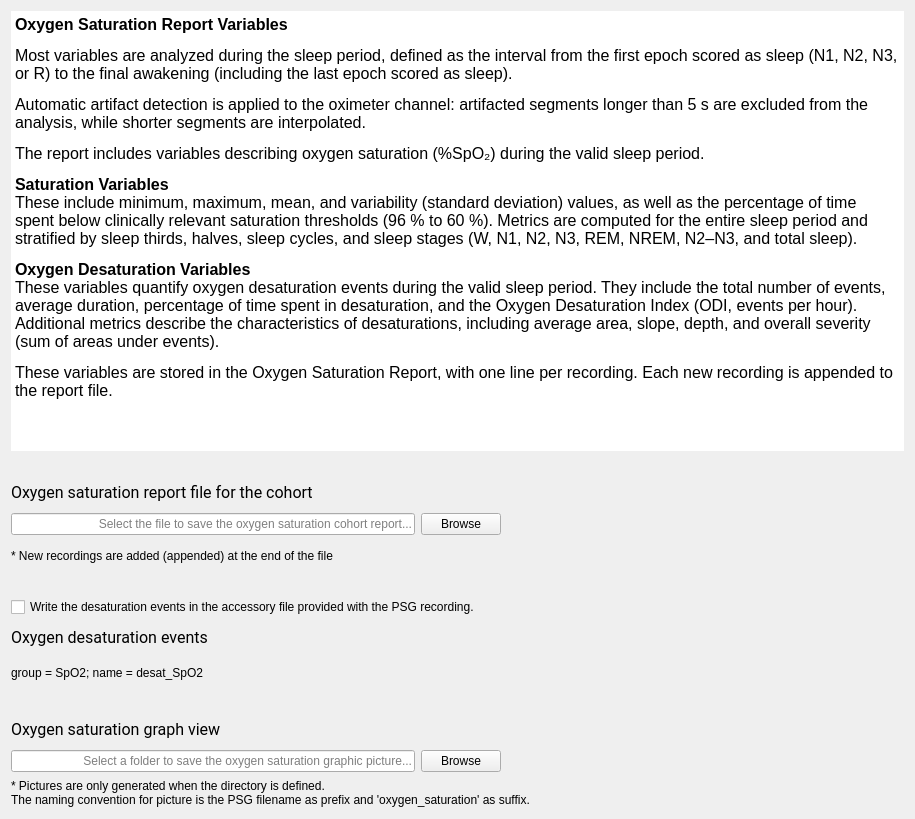
SnoozToolbox/snooz-package-ceams, file tools/CEAMSTools/OxygenSaturationReport/OutputFiles/Ui_OutputFiles.ui: the form before one commit.
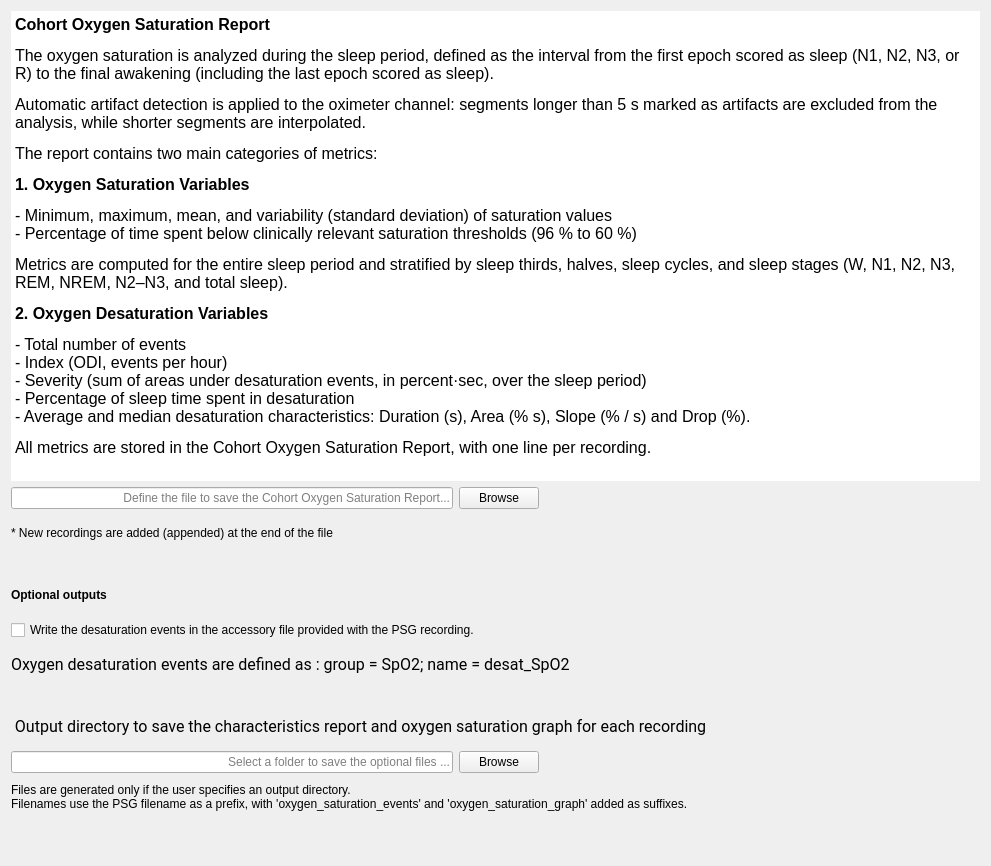
The form after the commit.

Commit message: UI update to reflect ABOSA integration

What changed in the file:
```diff
--- a/tools/CEAMSTools/OxygenSaturationReport/OutputFiles/Ui_OutputFiles.ui
+++ b/tools/CEAMSTools/OxygenSaturationReport/OutputFiles/Ui_OutputFiles.ui
@@ -6,8 +6,8 @@
    <rect>
     <x>0</x>
     <y>0</y>
-    <width>915</width>
-    <height>819</height>
+    <width>991</width>
+    <height>866</height>
    </rect>
   </property>
   <property name="windowTitle">
@@ -28,19 +28,13 @@
      <property name="minimumSize">
       <size>
        <width>0</width>
-       <height>200</height>
+       <height>0</height>
       </size>
      </property>
      <property name="maximumSize">
       <size>
        <width>16777215</width>
-       <height>440</height>
-      </size>
-     </property>
-     <property name="sizeIncrement">
-      <size>
-       <width>10</width>
-       <height>10</height>
+       <height>470</height>
       </size>
      </property>
      <property name="contextMenuPolicy">
@@ -72,44 +66,16 @@
 li.unchecked::marker { content: &quot;\2610&quot;; }
 li.checked::marker { content: &quot;\2612&quot;; }
 &lt;/style&gt;&lt;/head&gt;&lt;body style=&quot; font-family:'Roboto'; font-size:12pt; font-weight:400; font-style:normal;&quot;&gt;
-&lt;p style=&quot; margin-top:12px; margin-bottom:12px; margin-left:0px; margin-right:0px; -qt-block-indent:0; text-indent:0px;&quot;&gt;&lt;span style=&quot; font-weight:700;&quot;&gt;Oxygen Saturation Report Variables&lt;/span&gt;&lt;/p&gt;
-&lt;p style=&quot; margin-top:12px; margin-bottom:12px; margin-left:0px; margin-right:0px; -qt-block-indent:0; text-indent:0px;&quot;&gt;Most variables are analyzed during the sleep period, defined as the interval from the first epoch scored as sleep (N1, N2, N3, or R) to the final awakening (including the last epoch scored as sleep).&lt;/p&gt;
-&lt;p style=&quot; margin-top:12px; margin-bottom:12px; margin-left:0px; margin-right:0px; -qt-block-indent:0; text-indent:0px;&quot;&gt;Automatic artifact detection is applied to the oximeter channel: artifacted segments longer than 5 s are excluded from the analysis, while shorter segments are interpolated.&lt;/p&gt;
-&lt;p style=&quot; margin-top:12px; margin-bottom:12px; margin-left:0px; margin-right:0px; -qt-block-indent:0; text-indent:0px;&quot;&gt;The report includes variables describing oxygen saturation (%SpO₂) during the valid sleep period.&lt;/p&gt;
-&lt;p style=&quot; margin-top:12px; margin-bottom:12px; margin-left:0px; margin-right:0px; -qt-block-indent:0; text-indent:0px;&quot;&gt;&lt;span style=&quot; font-weight:700;&quot;&gt;Saturation Variables&lt;/span&gt;&lt;br /&gt;These include minimum, maximum, mean, and variability (standard deviation) values, as well as the percentage of time spent below clinically relevant saturation thresholds (96 % to 60 %). Metrics are computed for the entire sleep period and stratified by sleep thirds, halves, sleep cycles, and sleep stages (W, N1, N2, N3, REM, NREM, N2–N3, and total sleep).&lt;/p&gt;
-&lt;p style=&quot; margin-top:12px; margin-bottom:12px; margin-left:0px; margin-right:0px; -qt-block-indent:0; text-indent:0px;&quot;&gt;&lt;span style=&quot; font-weight:700;&quot;&gt;Oxygen Desaturation Variables&lt;/span&gt;&lt;br /&gt;These variables quantify oxygen desaturation events during the valid sleep period. They include the total number of events, average duration, percentage of time spent in desaturation, and the Oxygen Desaturation Index (ODI, events per hour). Additional metrics describe the characteristics of desaturations, including average area, slope, depth, and overall severity (sum of areas under events).&lt;/p&gt;
-&lt;p style=&quot; margin-top:12px; margin-bottom:12px; margin-left:0px; margin-right:0px; -qt-block-indent:0; text-indent:0px;&quot;&gt;These variables are stored in the Oxygen Saturation Report, with one line per recording. Each new recording is appended to the report file.&lt;/p&gt;&lt;/body&gt;&lt;/html&gt;</string>
-     </property>
-    </widget>
-   </item>
-   <item>
-    <spacer name="verticalSpacer_2">
-     <property name="orientation">
-      <enum>Qt::Orientation::Vertical</enum>
-     </property>
-     <property name="sizeType">
-      <enum>QSizePolicy::Policy::Preferred</enum>
-     </property>
-     <property name="sizeHint" stdset="0">
-      <size>
-       <width>20</width>
-       <height>20</height>
-      </size>
-     </property>
-    </spacer>
-   </item>
-   <item>
-    <widget class="QLabel" name="label">
-     <property name="font">
-      <font>
-       <family>Roboto</family>
-       <pointsize>12</pointsize>
-       <italic>false</italic>
-       <bold>false</bold>
-      </font>
-     </property>
-     <property name="text">
-      <string>Oxygen saturation report file for the cohort</string>
+&lt;p style=&quot; margin-top:12px; margin-bottom:12px; margin-left:0px; margin-right:0px; -qt-block-indent:0; text-indent:0px;&quot;&gt;&lt;span style=&quot; font-weight:700;&quot;&gt;Cohort Oxygen Saturation Report&lt;/span&gt;&lt;/p&gt;
+&lt;p style=&quot; margin-top:12px; margin-bottom:12px; margin-left:0px; margin-right:0px; -qt-block-indent:0; text-indent:0px;&quot;&gt;The oxygen saturation is analyzed during the sleep period, defined as the interval from the first epoch scored as sleep (N1, N2, N3, or R) to the final awakening (including the last epoch scored as sleep).&lt;/p&gt;
+&lt;p style=&quot; margin-top:12px; margin-bottom:12px; margin-left:0px; margin-right:0px; -qt-block-indent:0; text-indent:0px;&quot;&gt;Automatic artifact detection is applied to the oximeter channel: segments longer than 5 s marked as artifacts are excluded from the analysis, while shorter segments are interpolated.&lt;/p&gt;
+&lt;p style=&quot; margin-top:12px; margin-bottom:12px; margin-left:0px; margin-right:0px; -qt-block-indent:0; text-indent:0px;&quot;&gt;The report contains two main categories of metrics:&lt;/p&gt;
+&lt;p style=&quot; margin-top:12px; margin-bottom:12px; margin-left:0px; margin-right:0px; -qt-block-indent:0; text-indent:0px;&quot;&gt;&lt;span style=&quot; font-weight:700;&quot;&gt;1. Oxygen Saturation Variables&lt;/span&gt;&lt;/p&gt;
+&lt;p style=&quot; margin-top:12px; margin-bottom:12px; margin-left:0px; margin-right:0px; -qt-block-indent:0; text-indent:0px;&quot;&gt;- Minimum, maximum, mean, and variability (standard deviation) of saturation values&lt;br /&gt;- Percentage of time spent below clinically relevant saturation thresholds (96 % to 60 %)&lt;/p&gt;
+&lt;p style=&quot; margin-top:12px; margin-bottom:12px; margin-left:0px; margin-right:0px; -qt-block-indent:0; text-indent:0px;&quot;&gt;Metrics are computed for the entire sleep period and stratified by sleep thirds, halves, sleep cycles, and sleep stages (W, N1, N2, N3, REM, NREM, N2–N3, and total sleep).&lt;/p&gt;
+&lt;p style=&quot; margin-top:12px; margin-bottom:12px; margin-left:0px; margin-right:0px; -qt-block-indent:0; text-indent:0px;&quot;&gt;&lt;span style=&quot; font-weight:700;&quot;&gt;2. Oxygen Desaturation Variables&lt;/span&gt;&lt;/p&gt;
+&lt;p style=&quot; margin-top:12px; margin-bottom:12px; margin-left:0px; margin-right:0px; -qt-block-indent:0; text-indent:0px;&quot;&gt;- Total number of events&lt;br /&gt;- Index (ODI, events per hour)&lt;br /&gt;- Severity (sum of areas under desaturation events, in percent·sec, over the sleep period)&lt;br /&gt;- Percentage of sleep time spent in desaturation&lt;br /&gt;- Average and median desaturation characteristics: Duration (s), Area (% s), Slope (% / s) and Drop (%).&lt;/p&gt;
+&lt;p style=&quot; margin-top:12px; margin-bottom:12px; margin-left:0px; margin-right:0px; -qt-block-indent:0; text-indent:0px;&quot;&gt;All metrics are stored in the Cohort Oxygen Saturation Report, with one line per recording. &lt;/p&gt;&lt;/body&gt;&lt;/html&gt;</string>
      </property>
     </widget>
    </item>
@@ -127,7 +93,7 @@
         <set>Qt::AlignmentFlag::AlignRight|Qt::AlignmentFlag::AlignTrailing|Qt::AlignmentFlag::AlignVCenter</set>
        </property>
        <property name="placeholderText">
-        <string>Select the file to save the oxygen saturation cohort report...</string>
+        <string>Define the file to save the Cohort Oxygen Saturation Report...</string>
        </property>
       </widget>
      </item>
@@ -179,6 +145,13 @@
      </property>
     </spacer>
    </item>
+   <item>
+    <widget class="QLabel" name="label">
+     <property name="text">
+      <string>&lt;html&gt;&lt;head/&gt;&lt;body&gt;&lt;p&gt;&lt;span style=&quot; font-weight:700;&quot;&gt;Optional outputs&lt;/span&gt;&lt;/p&gt;&lt;/body&gt;&lt;/html&gt;</string>
+     </property>
+    </widget>
+   </item>
    <item>
     <widget class="QCheckBox" name="checkBox_writeEvts">
      <property name="text">
@@ -197,14 +170,7 @@
       </font>
      </property>
      <property name="text">
-      <string>Oxygen desaturation events</string>
-     </property>
-    </widget>
-   </item>
-   <item>
-    <widget class="QLabel" name="label_6">
-     <property name="text">
-      <string>group = SpO2; name = desat_SpO2</string>
+      <string>Oxygen desaturation events are defined as : group = SpO2; name = desat_SpO2</string>
      </property>
     </widget>
    </item>
@@ -235,7 +201,7 @@
       </font>
      </property>
      <property name="text">
-      <string>Oxygen saturation graph view</string>
+      <string> Output directory to save the characteristics report and oxygen saturation graph for each recording</string>
      </property>
     </widget>
    </item>
@@ -253,7 +219,7 @@
         <set>Qt::AlignmentFlag::AlignRight|Qt::AlignmentFlag::AlignTrailing|Qt::AlignmentFlag::AlignVCenter</set>
        </property>
        <property name="placeholderText">
-        <string>Select a folder to save the oxygen saturation graphic picture...</string>
+        <string>Select a folder to save the optional files ...</string>
        </property>
       </widget>
      </item>
@@ -287,8 +253,8 @@
      <item>
       <widget class="QLabel" name="label_3">
        <property name="text">
-        <string>* Pictures are only generated when the directory is defined.
-The naming convention for picture is the PSG filename as prefix and 'oxygen_saturation' as suffix.</string>
+        <string>Files are generated only if the user specifies an output directory.
+Filenames use the PSG filename as a prefix, with 'oxygen_saturation_events' and 'oxygen_saturation_graph' added as suffixes.</string>
        </property>
        <property name="alignment">
         <set>Qt::AlignmentFlag::AlignLeading|Qt::AlignmentFlag::AlignLeft|Qt::AlignmentFlag::AlignVCenter</set>
@@ -310,6 +276,22 @@
      </item>
     </layout>
    </item>
+   <item>
+    <spacer name="verticalSpacer_2">
+     <property name="orientation">
+      <enum>Qt::Orientation::Vertical</enum>
+     </property>
+     <property name="sizeType">
+      <enum>QSizePolicy::Policy::Preferred</enum>
+     </property>
+     <property name="sizeHint" stdset="0">
+      <size>
+       <width>20</width>
+       <height>40</height>
+      </size>
+     </property>
+    </spacer>
+   </item>
    <item>
     <spacer name="verticalSpacer">
      <property name="orientation">
```
The commit also changes 5 other files.
